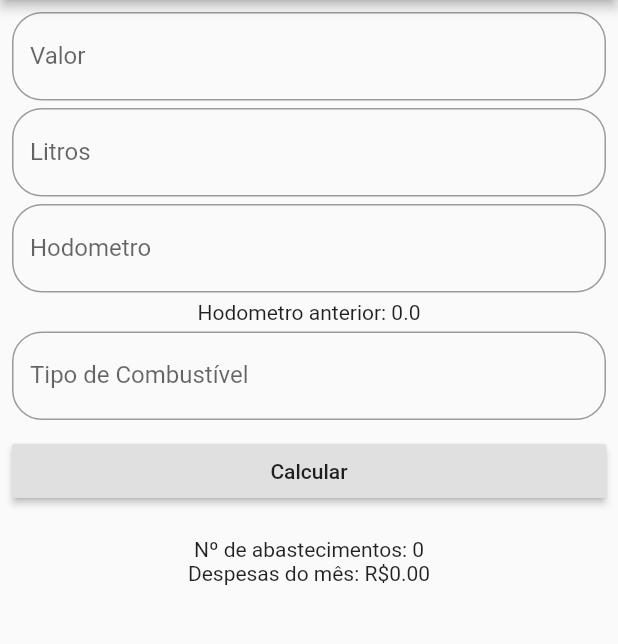
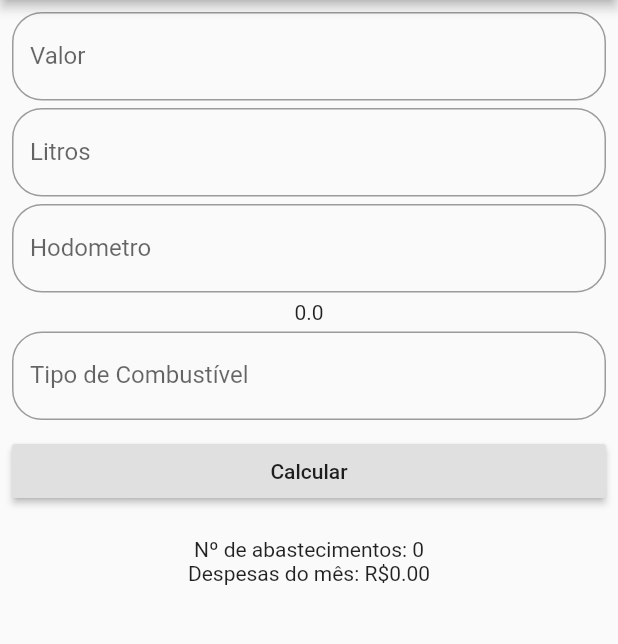
Before and after one commit to hygornet/carexpanses, a Flutter app: the screen it shows after launch, after a tap on "Abastecer", on a phone screen of 412 x 824 dp, the part 84-728 px from its top. Run offline on Flutter 3.47's test engine with Material 2 defaults, Android fonts, the phone set to English and light mode, and no system bars.

Commit message:
enviando mais informações para home

```diff
--- a/lib/views/homescreen.dart
+++ b/lib/views/homescreen.dart
@@ -29,6 +29,9 @@ class _HomeScreenState extends State<HomeScreen> {
     final abastecimentoProvider = Provider.of<Abastecimento>(context);
 
     double number = 0;
+
+    Map<String, Object> _info = Map<String, Object>();
+
     return Scaffold(
       appBar: AppBar(
         backgroundColor: Colors.white,
@@ -122,7 +125,7 @@ class _HomeScreenState extends State<HomeScreen> {
                           onPressed: () {
                             Navigator.of(context)
                                 .pushNamed(AppRoutes.SCREEN_ABASTECER,
-                                    arguments: number)
+                                    arguments: _info)
                                 .then((value) {
                               setState(() {
                                 abastecimentoProvider.ultimaMedia = value;
@@ -205,7 +208,8 @@ class _HomeScreenState extends State<HomeScreen> {
               child: ListView.builder(
                   itemCount: abastecimentoProvider.countList,
                   itemBuilder: (ctx, i) {
-                    number = abastecimentoProvider.itemsList[i].hodometroAtual;
+                    _info['hodometroAnterior'] =
+                        abastecimentoProvider.itemsList[i].hodometroAtual;
                     return InkWell(
                       onTap: () {
                         Navigator.of(context)
--- a/lib/views/page_abastecer.dart
+++ b/lib/views/page_abastecer.dart
@@ -39,7 +39,7 @@ class _PageAbastecerState extends State<PageAbastecer> {
 
     Abastecimento abastecer = Abastecimento();
 
-    double hodometroAnterior = ModalRoute.of(context).settings.arguments;
+    final _infoAbastecimento = ModalRoute.of(context).settings.arguments as Map;
 
     void addAbastecimento() {
       var isValid = _formKey.currentState.validate();
@@ -60,6 +60,14 @@ class _PageAbastecerState extends State<PageAbastecer> {
       );
 
       abastecimentoProvider.adicionarAbastecimento(abastecer);
+    }
+
+    bool verificar() {
+      if (_infoAbastecimento['hodometroAnterior'] == null) {
+        return false;
+      } else {
+        return true;
+      }
     }
 
     void limparCampos() {
@@ -178,8 +186,10 @@ class _PageAbastecerState extends State<PageAbastecer> {
                           _formData['hodometro'] = double.parse(newValue),
                     ),
                     SizedBox(height: 5),
-                    Text(
-                        'Hodometro anterior: ${hodometroAnterior.toString() ?? 0}'),
+                    verificar()
+                        ? Text(
+                            'Hodometro anterior: ${_infoAbastecimento['hodometroAnterior'].toString() ?? 0}')
+                        : Text('0.0'),
                     SizedBox(height: 5),
                     TextFormField(
                       controller: tipoCombustivelController,
@@ -224,11 +234,11 @@ class _PageAbastecerState extends State<PageAbastecer> {
                         abastecer.hodometroAtual.toString());
                     print("Tipo de Combustivel: " + abastecer.tipoCombustivel);
 
-                    print(hodometroAnterior);
+                    print(_infoAbastecimento);
 
-                    if (hodometroAnterior != 0) {
-                      calculoUltimaMedia =
-                          abastecer.hodometroAtual - hodometroAnterior;
+                    if (_infoAbastecimento['hodometroAnterior'] != 0) {
+                      calculoUltimaMedia = abastecer.hodometroAtual -
+                          _infoAbastecimento['hodometroAnterior'];
                       print("calculo: " + calculoUltimaMedia.toString());
                       guardaUltimaMedia =
                           ultimaMedia(calculoUltimaMedia, litro);
@@ -237,10 +247,10 @@ class _PageAbastecerState extends State<PageAbastecer> {
                       abastecimentoProvider.ultimaMedia = guardaUltimaMedia;
 
                       Navigator.of(context).pop(
-                        abastecimentoProvider.ultimaMedia,
+                        _infoAbastecimento,
                       );
                     } else {
-                      Navigator.of(context).pop();
+                      Navigator.of(context).pop(_infoAbastecimento);
                     }
                   },
                 ),
```
